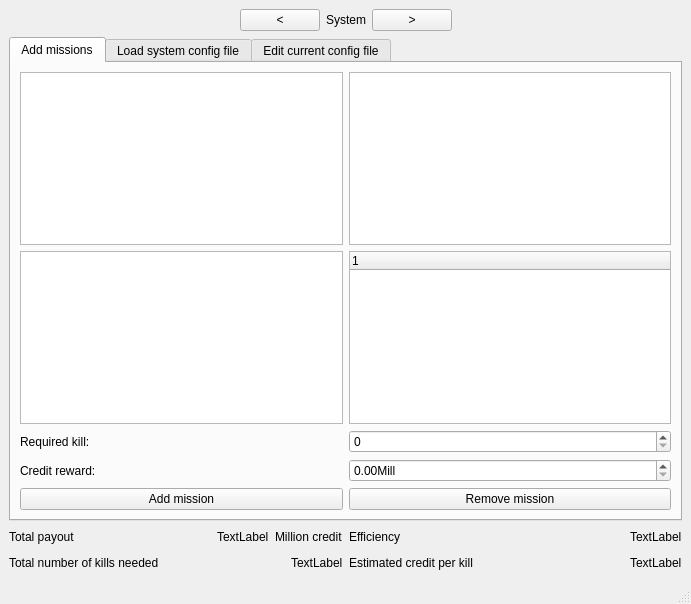
Qt form mainwindow.ui (aklakina/EliteMoney) before a commit.
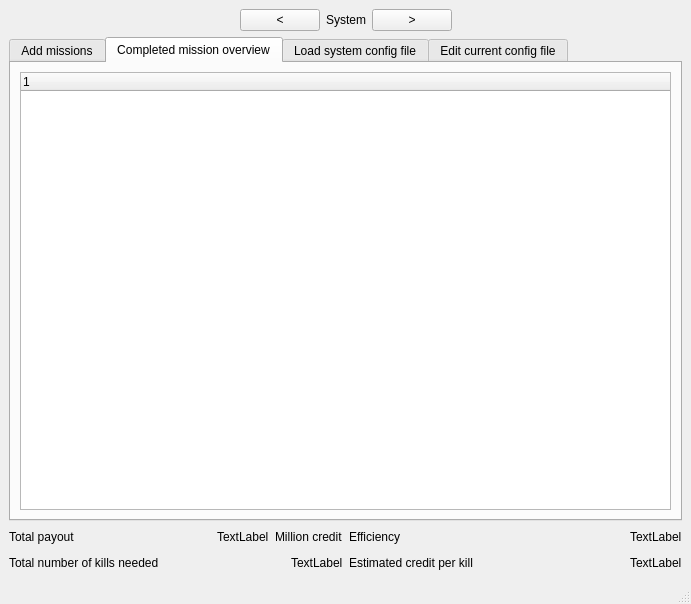
The same form after that commit. The open tabs and pages were chosen to show the change.

What changed in the file:
```diff
--- a/mainwindow.ui
+++ b/mainwindow.ui
@@ -153,13 +153,6 @@
                 </property>
                </widget>
               </item>
-              <item>
-               <widget class="QPushButton" name="pushButton_7">
-                <property name="text">
-                 <string>Remove mission</string>
-                </property>
-               </widget>
-              </item>
              </layout>
             </item>
            </layout>
@@ -168,6 +161,22 @@
         </item>
        </layout>
       </widget>
+      <widget class="QWidget" name="tab">
+       <attribute name="title">
+        <string>Completed mission overview</string>
+       </attribute>
+       <layout class="QVBoxLayout" name="verticalLayout_11">
+        <item>
+         <widget class="QTreeWidget" name="treeWidget">
+          <column>
+           <property name="text">
+            <string notr="true">1</string>
+           </property>
+          </column>
+         </widget>
+        </item>
+       </layout>
+      </widget>
       <widget class="QWidget" name="tab_4">
        <attribute name="title">
         <string>Load system config file</string>
```
